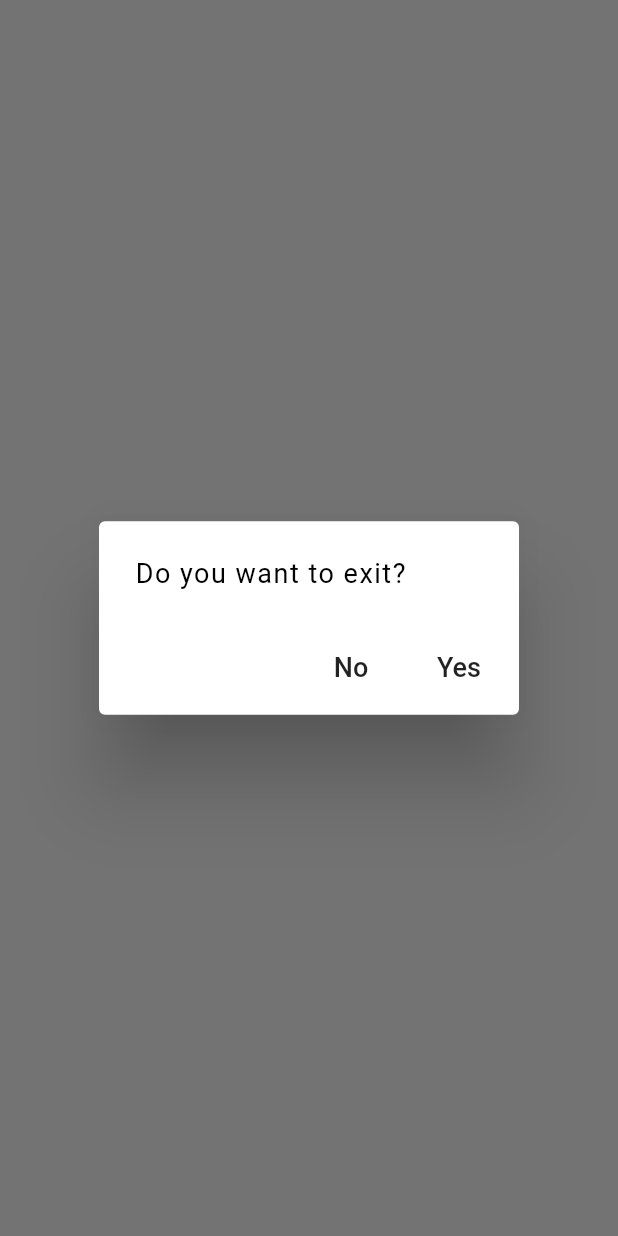
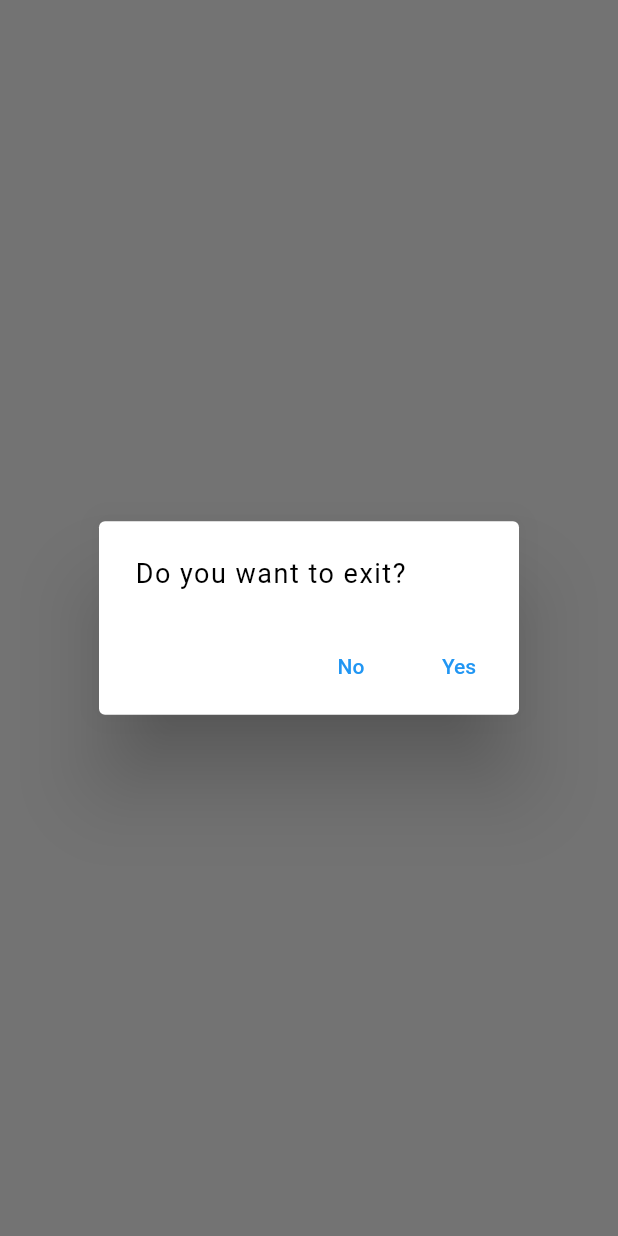
Before and after one commit to Nuraaab/TGH-mobile-application-flutter-front-end, a Flutter app: what onBackPressed() shows on an empty page, opened directly, on a phone screen of 412 x 824 dp. Run offline on Flutter 3.47's test engine with Material 2 defaults, Android fonts, the phone set to English and light mode, and no system bars; our stand-ins replace animated_splash_screen, cached_network_image, carousel_slider, font_awesome_flutter, google_maps_flutter, html_unescape and 4 more; missing offline and left inert: webview_flutter_plus; accounts and stored records are empty; network calls fail; project files that could hold a hidden picture were left out.

Commit message:
tgh mobile app first update

```diff
--- a/lib/pages/DoctorDetails.dart
+++ b/lib/pages/DoctorDetails.dart
@@ -422,7 +422,7 @@ void _navigateToDoctorsPage(BuildContext context) async{
                                 _navigateToDoctorsPage(context);
                               },
                               style: ElevatedButton.styleFrom(
-                                backgroundColor: MyColors.navBarColor),
+                                  backgroundColor: MyColors.navBarColor),
                               child: Row(
                                 mainAxisAlignment: MainAxisAlignment.center,
                                 children: [
--- a/lib/pages/department.dart
+++ b/lib/pages/department.dart
@@ -91,7 +91,7 @@ List<dynamic> modelList = [];
 
  @override
   Widget build(BuildContext context)=>_isLodding ? WillPopScope(onWillPop: () => Services.onBackPressed(context),
-  child: Scaffold(body: ( Center(child: Lottie.asset('assets/images/animation_lkgign21.json'))))) : (modelList.isEmpty ? Scaffold(
+  child: Scaffold(body: ( Center(child: Lottie.asset('assets/images/animation_lkghd69s.json'))))) : (modelList.isEmpty ? Scaffold(
     body: Container(
      margin: EdgeInsets.only(left: 15, right: 15),
      child: Column(
--- a/lib/pages/doctors.dart
+++ b/lib/pages/doctors.dart
@@ -104,7 +104,7 @@ void _fetchData(){
 }
   @override
   Widget build(BuildContext context) => _isLodding ? WillPopScope(onWillPop: ()=> Services.onBackPressed(context),
-  child: Scaffold(body: (Center(child: Lottie.asset('assets/images/animation_lkgign21.json'))))):(_doctorList.isEmpty ?
+  child: Scaffold(body: (Center(child: Lottie.asset('assets/images/animation_lkghd69s.json'))))):(_doctorList.isEmpty ?
   WillPopScope(
     onWillPop: () => Services.onBackPressed(context),
     child: Scaffold(
--- a/lib/pages/events.dart
+++ b/lib/pages/events.dart
@@ -62,7 +62,7 @@ class _EventssPageState extends State<EventssPage> {
   }
   @override
   Widget build(BuildContext context) => _isLodding ? WillPopScope(onWillPop: () => Services.onBackPressed(context),
-  child: Scaffold(body: (Center(child: Lottie.asset('assets/images/animation_lkgign21.json'))))) : (_eventList.isEmpty ?
+  child: Scaffold(body: (Center(child: Lottie.asset('assets/images/animation_lkghd69s.json'))))) : (_eventList.isEmpty ?
   WillPopScope(
     onWillPop: () => Services.onBackPressed(context),
     child: Scaffold(
--- a/lib/pages/health_tip.dart
+++ b/lib/pages/health_tip.dart
@@ -61,7 +61,7 @@ class _HealthTipsState extends State<HealthTips> {
   }
   @override
   Widget build(BuildContext context) => _isLodding ? WillPopScope(onWillPop: () => Services.onBackPressed(context),
-  child: (Scaffold(body: Center(child: Lottie.asset('assets/images/animation_lkgign21.json')),))) :
+  child: (Scaffold(body: Center(child: Lottie.asset('assets/images/animation_lkghd69s.json')),))) :
   (_tipList.isEmpty ?
   WillPopScope(
     onWillPop: () => Services.onBackPressed(context),
--- a/lib/pages/service.dart
+++ b/lib/pages/service.dart
@@ -65,7 +65,7 @@ class _SupportiveServicesState extends State<SupportiveServices> {
   }
   @override
   Widget build(BuildContext context) => _isLodding ?WillPopScope(onWillPop: () => Services.onBackPressed(context),
-  child: (Scaffold(body: Center(child: Lottie.asset('assets/images/animation_lkgign21.json')),))) :
+  child: (Scaffold(body: Center(child: Lottie.asset('assets/images/animation_lkghd69s.json')),))) :
   (_serviceList.isEmpty ?
   WillPopScope(
     onWillPop: () => Services.onBackPressed(context),
--- a/lib/pages/timetable.dart
+++ b/lib/pages/timetable.dart
@@ -92,7 +92,7 @@ class _TimeTablePageState extends State<TimeTablePage> {
   }
   @override
   Widget build(BuildContext context) =>(_isLodding) ? WillPopScope(onWillPop: () => Services.onBackPressed(context),
-  child: (Scaffold(body: Center(child: Lottie.asset('assets/images/animation_lkgign21.json'),),))) :
+  child: (Scaffold(body: Center(child: Lottie.asset('assets/images/animation_lkghd69s.json'),),))) :
   ((_scheduleList.isEmpty) ? WillPopScope(
     onWillPop: () => Services.onBackPressed(context),
     child: (
--- a/lib/service/services.dart
+++ b/lib/service/services.dart
@@ -51,20 +51,12 @@ class Services {
         ),
         actions: <Widget>[
           TextButton(
-            child: Text('No',
-              style: MyText.subhead(context)!.copyWith(
-                fontWeight: FontWeight.w500,
-                fontSize: 18,
-              ),
+            child: Text('No'
             ),
             onPressed: () => Navigator.of(context).pop(false),
           ),
           TextButton(
-            child: Text('Yes',
-              style: MyText.subhead(context)!.copyWith(
-                fontWeight: FontWeight.w500,
-                fontSize: 18,
-              ),
+            child: Text('Yes'
             ),
             onPressed: () => Navigator.of(context).pop(true),
           ),
```
Also changed, not shown: lib/pages/404.dart (+10 -5 lines), lib/pages/somethingWrong.dart (+9 -5 lines), lib/pages/teams.dart (+1 -55 lines), lib/widget/navigation_drawer.dart (+1 -26 lines).
